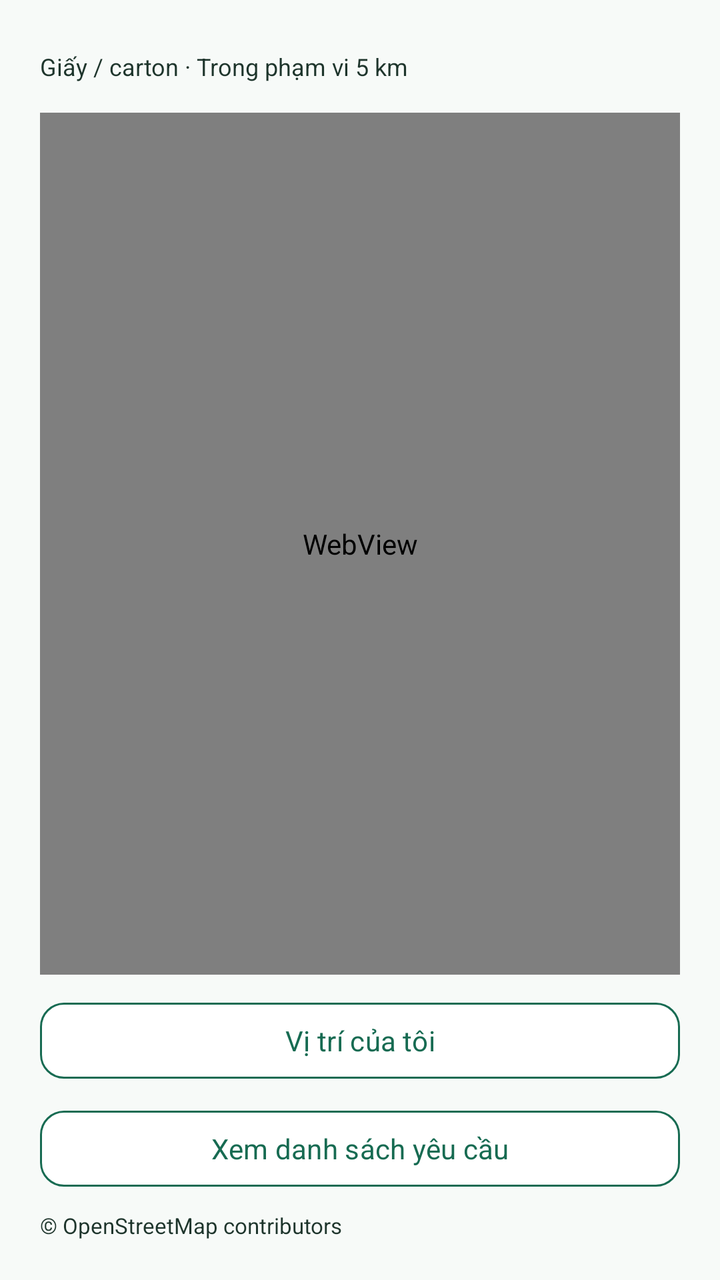
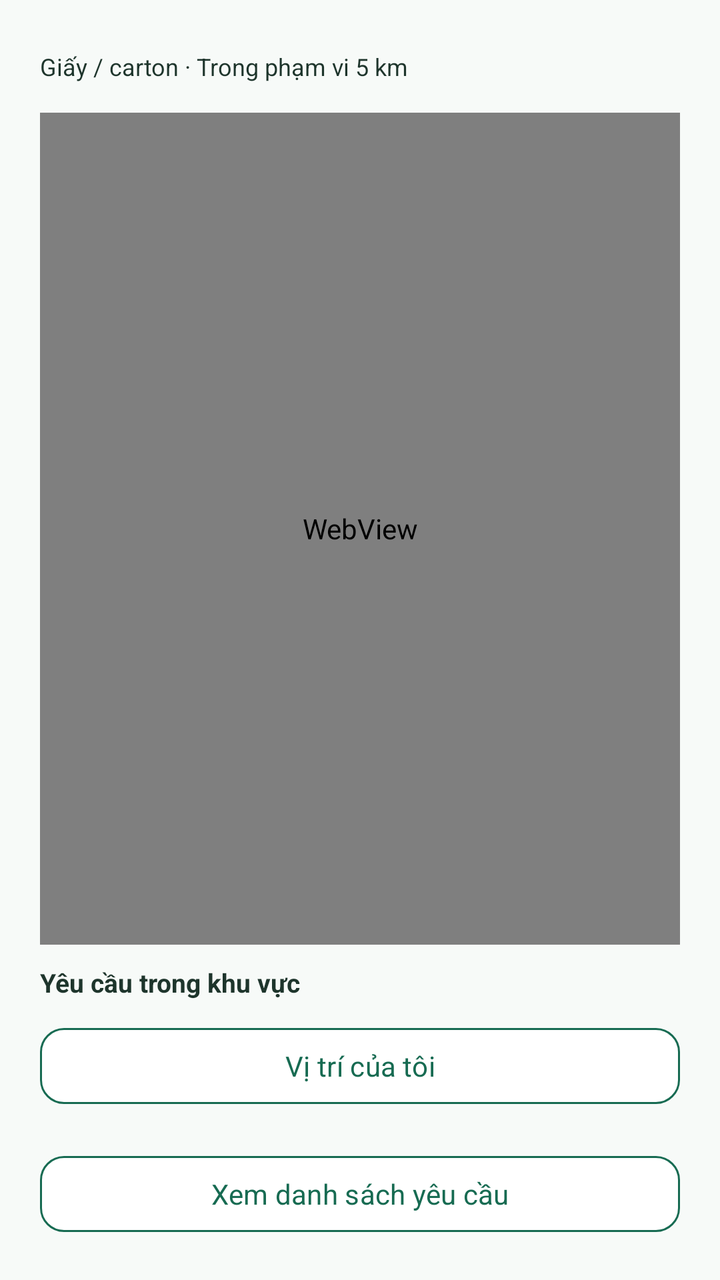

Two renders of the same Android screen: before a commit and after it. Below are the layout's source before the change and the commit's diff.
<!-- AndroidManifest.xml: application theme Theme.RecycleCollect -->
<!-- res/layout/activity_map.xml -->
<?xml version='1.0' encoding='utf-8'?>
<LinearLayout xmlns:android="http://schemas.android.com/apk/res/android" android:layout_width="match_parent" android:layout_height="match_parent" android:orientation="vertical" android:background="@color/surface" android:padding="20dp">
  <TextView android:layout_width="match_parent" android:layout_height="wrap_content" android:id="@+id/map_status" android:text="Giấy / carton · Trong phạm vi 5 km" android:textSize="12sp" android:textStyle="normal" android:textColor="@color/ink" android:layout_marginTop="5dp"/>
  <WebView android:layout_width="match_parent" android:layout_height="0dp" android:id="@+id/request_map" android:layout_weight="1" android:layout_marginTop="15dp"/>
  <Button android:layout_width="match_parent" android:layout_height="46dp" android:id="@+id/btn_my_location" android:text="Vị trí của tôi" android:layout_marginTop="10dp" style="@style/SecondaryButton"/>
  <Button android:layout_width="match_parent" android:layout_height="46dp" android:id="@+id/btn_next" android:text="Xem danh sách yêu cầu" android:layout_marginTop="8dp" style="@style/SecondaryButton"/>
  <TextView android:layout_width="match_parent" android:layout_height="wrap_content" android:text="© OpenStreetMap contributors" android:textSize="11sp" android:textStyle="normal" android:textColor="@color/ink" android:layout_marginTop="8dp"/>
</LinearLayout>
<!-- resources referenced by this layout -->
<resources>
  <color name="ink">#1E352C</color>
  <color name="surface">#F7FAF8</color>
  <style name="SecondaryButton" parent="Widget.Material3.Button.OutlinedButton">
      <item name="cornerRadius">12dp</item>
      <item name="strokeColor">@color/green</item>
      <item name="strokeWidth">1dp</item>
      <item name="backgroundTint">#FFFFFF</item>
      <item name="android:textColor">@color/green</item>
      <item name="android:textAllCaps">false</item>
      <item name="android:minHeight">44dp</item>
    </style>
  <style name="Theme.RecycleCollect" parent="Theme.Material3.Light.NoActionBar">
      <item name="android:fontFamily">sans-serif</item>
      <item name="colorPrimary">@color/green</item>
      <item name="colorOnPrimary">#FFFFFF</item>
      <item name="colorSecondary">@color/green</item>
      <item name="colorAccent">@color/green</item>
      <item name="android:colorAccent">@color/green</item>
      <item name="android:windowBackground">@color/surface</item>
      <item name="android:navigationBarColor">#FFFFFF</item>
      <item name="android:statusBarColor">@color/green_dark</item>
      <item name="android:windowLightStatusBar">false</item>
      <item name="android:textColorPrimary">@color/ink</item>
      <item name="materialButtonStyle">@style/WireButton</item>
    </style>
  <color name="green">#176B52</color>
  <color name="green_dark">#10513E</color>
  <style name="WireButton" parent="Widget.Material3.Button">
      <item name="cornerRadius">12dp</item>
      <item name="backgroundTint">@color/green</item>
      <item name="android:textColor">#FFFFFF</item>
      <item name="android:textAllCaps">false</item>
      <item name="android:minHeight">44dp</item>
    </style>
</resources>

<!-- the commit's change to res/layout/activity_map.xml (unified diff, before → after) -->
@@ -2,7 +2,8 @@
 <LinearLayout xmlns:android="http://schemas.android.com/apk/res/android" android:layout_width="match_parent" android:layout_height="match_parent" android:orientation="vertical" android:background="@color/surface" android:padding="20dp">
   <TextView android:layout_width="match_parent" android:layout_height="wrap_content" android:id="@+id/map_status" android:text="Giấy / carton · Trong phạm vi 5 km" android:textSize="12sp" android:textStyle="normal" android:textColor="@color/ink" android:layout_marginTop="5dp"/>
   <WebView android:layout_width="match_parent" android:layout_height="0dp" android:id="@+id/request_map" android:layout_weight="1" android:layout_marginTop="15dp"/>
+  <TextView android:layout_width="match_parent" android:layout_height="wrap_content" android:text="Yêu cầu trong khu vực" android:textColor="@color/ink" android:textStyle="bold" android:textSize="13sp" android:layout_marginTop="10dp"/>
   <Button android:layout_width="match_parent" android:layout_height="46dp" android:id="@+id/btn_my_location" android:text="Vị trí của tôi" android:layout_marginTop="10dp" style="@style/SecondaryButton"/>
+  <LinearLayout android:id="@+id/map_preview_list" android:layout_width="match_parent" android:layout_height="wrap_content" android:orientation="vertical" android:layout_marginTop="10dp"/>
   <Button android:layout_width="match_parent" android:layout_height="46dp" android:id="@+id/btn_next" android:text="Xem danh sách yêu cầu" android:layout_marginTop="8dp" style="@style/SecondaryButton"/>
-  <TextView android:layout_width="match_parent" android:layout_height="wrap_content" android:text="© OpenStreetMap contributors" android:textSize="11sp" android:textStyle="normal" android:textColor="@color/ink" android:layout_marginTop="8dp"/>
 </LinearLayout>
